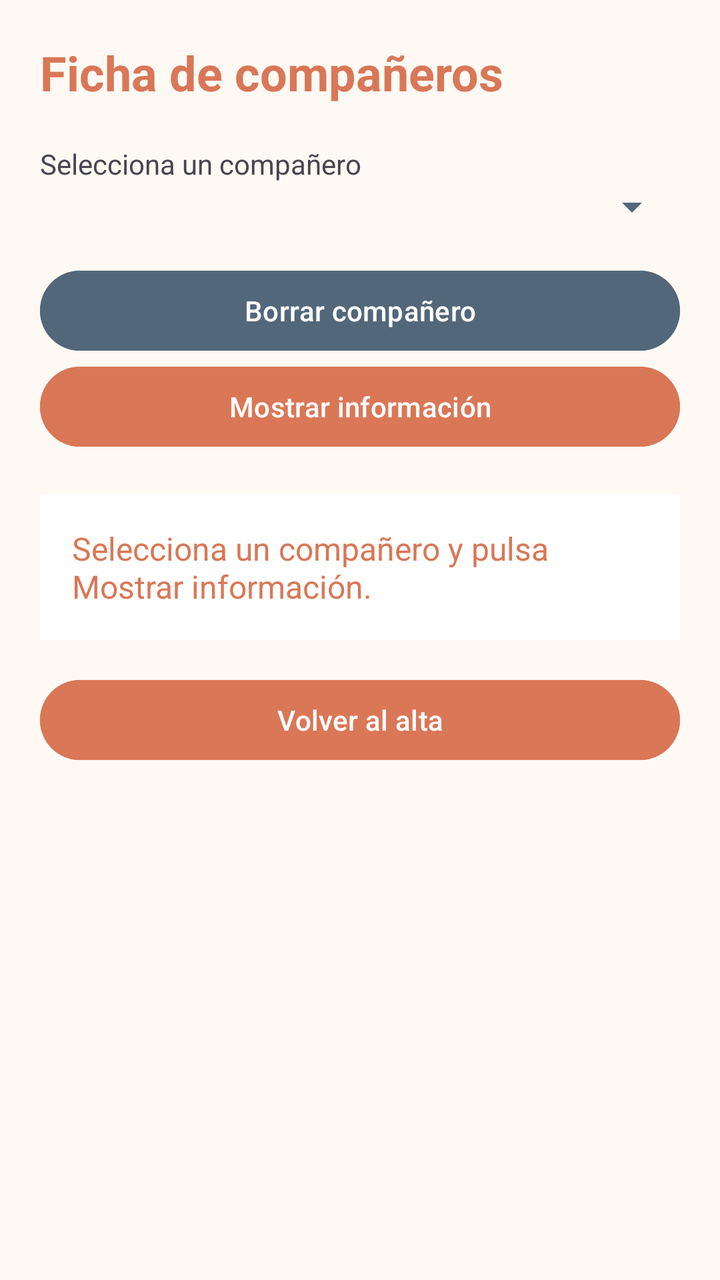
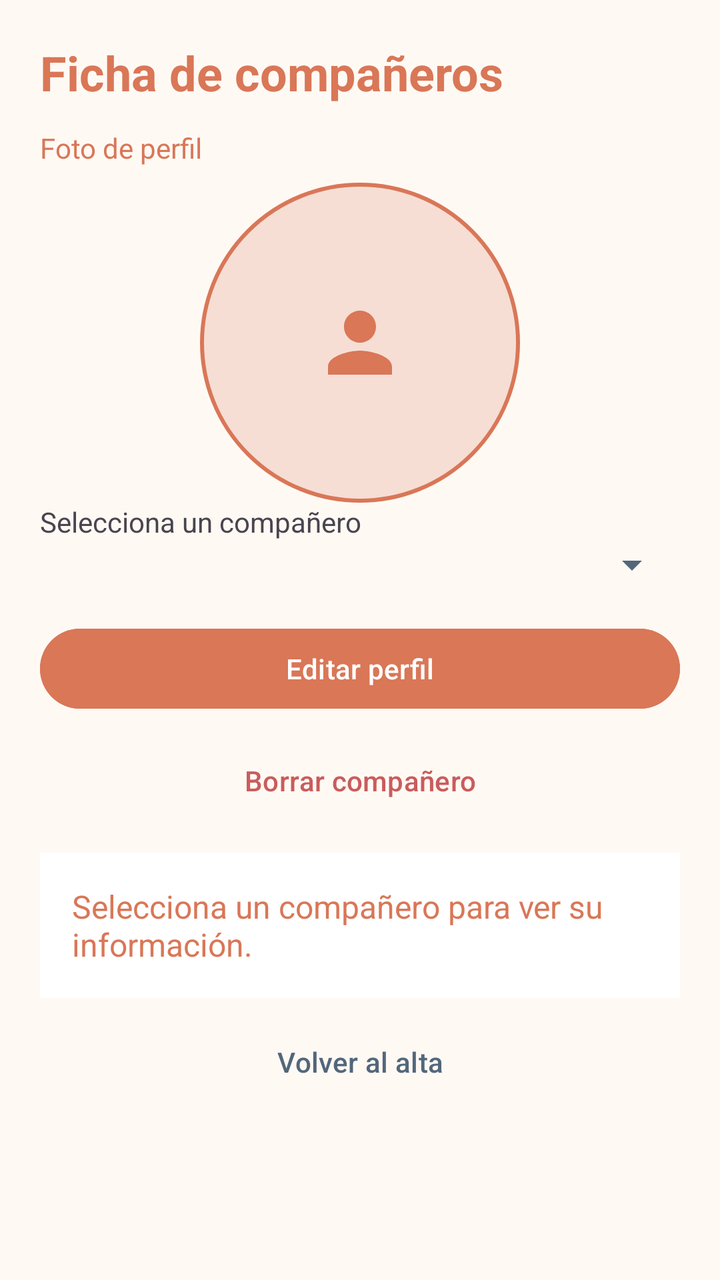

An Android layout rendered at two revisions. The XML below is the earlier revision; the diff shows what the commit changed to produce the second picture.
<!-- AndroidManifest.xml: application theme Theme.RoomMate -->
<!-- res/layout/activity_ficha_companero.xml -->
<?xml version="1.0" encoding="utf-8"?>
<ScrollView
    xmlns:android="http://schemas.android.com/apk/res/android"
    android:layout_width="match_parent"
    android:layout_height="match_parent"
    android:background="@color/background"
    android:fillViewport="true">

    <LinearLayout
        android:layout_width="match_parent"
        android:layout_height="wrap_content"
        android:orientation="vertical"
        android:padding="20dp">

        <TextView
            android:layout_width="match_parent"
            android:layout_height="wrap_content"
            android:text="Ficha de compañeros"
            android:textColor="@color/primary"
            android:textSize="24sp"
            android:textStyle="bold"
            android:layout_marginBottom="20dp" />

        <TextView
            android:layout_width="match_parent"
            android:layout_height="wrap_content"
            android:text="Selecciona un compañero" />

        <Spinner
            android:id="@+id/spinnerCompaneros"
            android:layout_width="match_parent"
            android:layout_height="wrap_content"
            android:layout_marginBottom="16dp" />

        <Button
            android:id="@+id/btnBorrarCompanero"
            android:layout_width="match_parent"
            android:layout_height="wrap_content"
            android:text="Borrar compañero"
            android:textColor="@color/surface"
            android:backgroundTint="@color/secondary" />

        <Button
            android:id="@+id/btnMostrarInformacion"
            android:layout_width="match_parent"
            android:layout_height="wrap_content"
            android:text="Mostrar información"
            android:textColor="@color/surface"
            android:backgroundTint="@color/primary" />

        <TextView
            android:id="@+id/tvInformacion"
            android:layout_width="match_parent"
            android:layout_height="wrap_content"
            android:layout_marginTop="20dp"
            android:padding="16dp"
            android:background="@color/surface"
            android:textColor="@color/primary"
            android:textSize="16sp"
            android:text="Selecciona un compañero y pulsa Mostrar información."
            android:textIsSelectable="true" />

        <Button
            android:id="@+id/btnVolverAlta"
            android:layout_width="match_parent"
            android:layout_height="wrap_content"
            android:layout_marginTop="16dp"
            android:text="Volver al alta"
            android:textColor="@color/surface"
            android:backgroundTint="@color/primary" />

    </LinearLayout>

</ScrollView>
<!-- resources referenced by this layout -->
<resources>
  <color name="background">#FFF9F4</color>
  <color name="primary">#D97757</color>
  <color name="secondary">#52677A</color>
  <color name="surface">#FFFFFF</color>
  <style name="Theme.RoomMate" parent="Base.Theme.RoomMate" />
  <style name="Base.Theme.RoomMate" parent="Theme.Material3.DayNight.NoActionBar">
          <item name="colorPrimary">@color/primary</item>
          <item name="colorOnPrimary">@color/surface</item>
          <item name="colorSecondary">@color/secondary</item>
          <item name="colorOnSecondary">@color/surface</item>
          <item name="colorControlActivated">@color/primary</item>
          <item name="colorControlNormal">@color/secondary</item>
      </style>
</resources>

<!-- the commit's change to res/layout/activity_ficha_companero.xml (unified diff, before → after) -->
@@ -19,12 +19,30 @@
             android:textColor="@color/primary"
             android:textSize="24sp"
             android:textStyle="bold"
-            android:layout_marginBottom="20dp" />
+            android:layout_marginBottom="12dp" />
 
         <TextView
             android:layout_width="match_parent"
             android:layout_height="wrap_content"
-            android:text="Selecciona un compañero" />
+            android:text="@string/foto_perfil"
+            android:textColor="@color/primary" />
+
+        <ImageView
+            android:id="@+id/ivFotoFicha"
+            android:layout_width="160dp"
+            android:layout_height="160dp"
+            android:layout_gravity="center_horizontal"
+            android:layout_marginTop="8dp"
+            android:background="@drawable/bg_foto_perfil"
+            android:contentDescription="@string/foto_perfil"
+            android:padding="32dp"
+            android:scaleType="centerInside"
+            android:src="@drawable/ic_persona" />
+
+        <TextView
+            android:layout_width="match_parent"
+            android:layout_height="wrap_content"
+            android:text="@string/selecciona_companero" />
 
         <Spinner
             android:id="@+id/spinnerCompaneros"
@@ -33,41 +51,43 @@
             android:layout_marginBottom="16dp" />
 
         <Button
+            android:id="@+id/btnEditarPerfil"
+            android:layout_width="match_parent"
+            android:layout_height="48dp"
+            android:layout_marginBottom="8dp"
+            android:backgroundTint="@color/primary"
+            android:text="@string/editar_perfil"
+            android:textAllCaps="false"
+            android:textColor="@color/surface" />
+
+        <com.google.android.material.button.MaterialButton
             android:id="@+id/btnBorrarCompanero"
+            style="@style/Widget.Material3.Button.TextButton"
             android:layout_width="match_parent"
             android:layout_height="wrap_content"
             android:text="Borrar compañero"
-            android:textColor="@color/surface"
-            android:backgroundTint="@color/secondary" />
-
-        <Button
-            android:id="@+id/btnMostrarInformacion"
-            android:layout_width="match_parent"
-            android:layout_height="wrap_content"
-            android:text="Mostrar información"
-            android:textColor="@color/surface"
-            android:backgroundTint="@color/primary" />
+            android:textColor="@color/error" />
 
         <TextView
             android:id="@+id/tvInformacion"
             android:layout_width="match_parent"
             android:layout_height="wrap_content"
-            android:layout_marginTop="20dp"
+            android:layout_marginTop="12dp"
             android:padding="16dp"
             android:background="@color/surface"
             android:textColor="@color/primary"
             android:textSize="16sp"
-            android:text="Selecciona un compañero y pulsa Mostrar información."
+            android:text="Selecciona un compañero para ver su información."
             android:textIsSelectable="true" />
 
-        <Button
+        <com.google.android.material.button.MaterialButton
             android:id="@+id/btnVolverAlta"
+            style="@style/Widget.Material3.Button.TextButton"
             android:layout_width="match_parent"
             android:layout_height="wrap_content"
-            android:layout_marginTop="16dp"
+            android:layout_marginTop="8dp"
             android:text="Volver al alta"
-            android:textColor="@color/surface"
-            android:backgroundTint="@color/primary" />
+            android:textColor="@color/secondary" />
 
     </LinearLayout>
 
<!-- resource entries referenced after the edit -->
@@ -1,10 +1,36 @@
 <!-- resources referenced by this layout -->
 <resources>
   <color name="background">#FFF9F4</color>
+  <color name="error">#C95C5C</color>
   <color name="primary">#D97757</color>
   <color name="secondary">#52677A</color>
   <color name="surface">#FFFFFF</color>
+  <!-- drawable bg_foto_perfil (drawable) -->
+  <?xml version="1.0" encoding="utf-8"?>
+  <shape xmlns:android="http://schemas.android.com/apk/res/android"
+      android:shape="oval">
+  
+      <solid android:color="@color/primary_light" />
+  
+      <stroke
+          android:width="2dp"
+          android:color="@color/primary" />
+  </shape>
+  <!-- drawable ic_persona (drawable) -->
+  <vector xmlns:android="http://schemas.android.com/apk/res/android"
+      android:width="48dp"
+      android:height="48dp"
+      android:viewportWidth="24"
+      android:viewportHeight="24">
+      <path
+          android:fillColor="@color/primary"
+          android:pathData="M12,12c2.21,0 4,-1.79 4,-4s-1.79,-4 -4,-4 -4,1.79 -4,4 1.79,4 4,4zM12,14c-2.67,0 -8,1.34 -8,4v2h16v-2c0,-2.66 -5.33,-4 -8,-4z" />
+  </vector>
+  <string name="editar_perfil">Editar perfil</string>
+  <string name="foto_perfil">Foto de perfil</string>
+  <string name="selecciona_companero">Selecciona un compañero</string>
   <style name="Theme.RoomMate" parent="Base.Theme.RoomMate" />
+  <color name="primary_light">#F6DED5</color>
   <style name="Base.Theme.RoomMate" parent="Theme.Material3.DayNight.NoActionBar">
           <item name="colorPrimary">@color/primary</item>
           <item name="colorOnPrimary">@color/surface</item>
